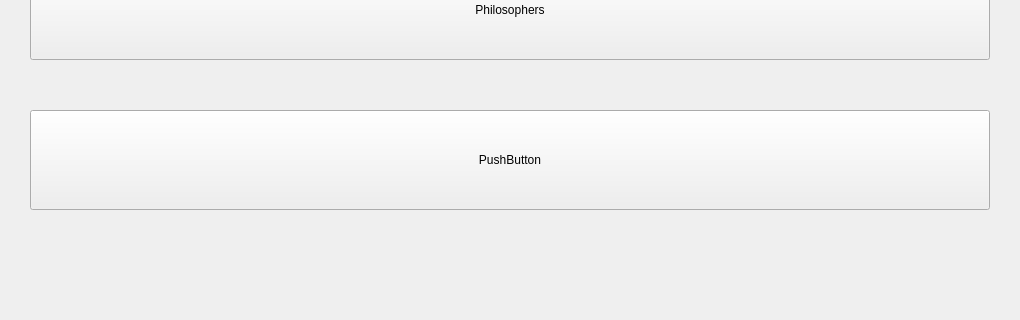
Old version of the form dialog.ui in the repository nico-bertoli/DiningPhilosophersProblemQT; both pictures show x 0 to 1020 and y 387 to 707 of the 1020 by 944 pixel window.
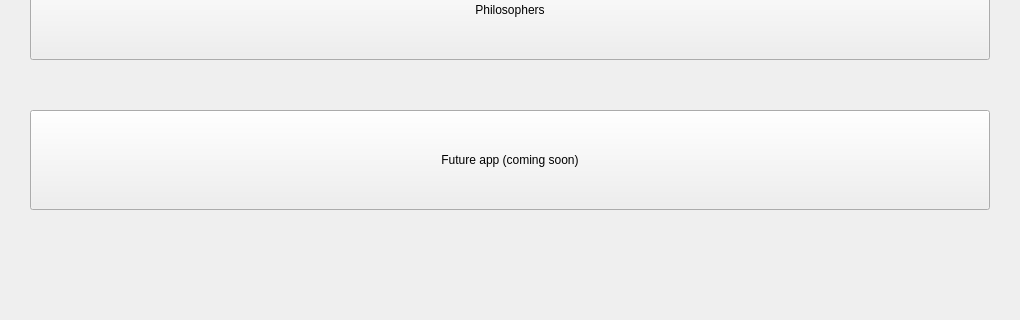
New version of the form. The open tabs and pages were chosen to show the change. Icons and pictures are not drawn. Custom widgets are drawn as their Qt base class.

Diff of the .ui file:
```diff
--- a/dialog.ui
+++ b/dialog.ui
@@ -87,7 +87,7 @@
             </size>
            </property>
            <property name="text">
-            <string>PushButton</string>
+            <string>Future app (coming soon)</string>
            </property>
            <property name="autoDefault">
             <bool>false</bool>
```
Left out of the diff: 4 changed lines with no effect on the pictures.
